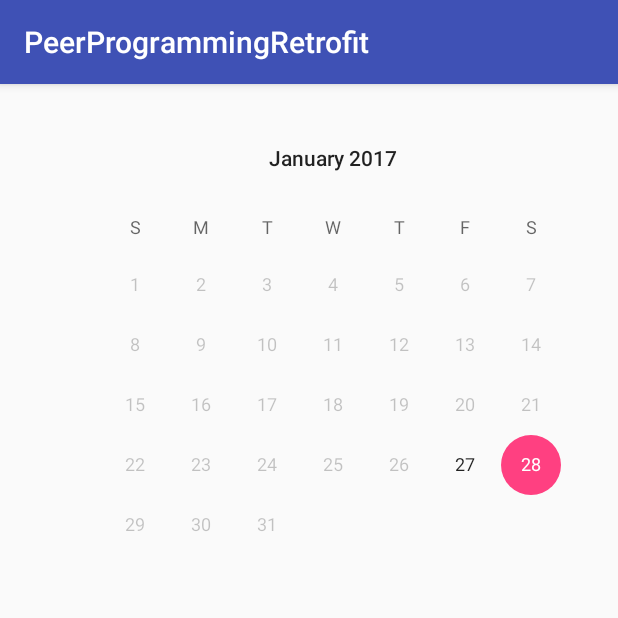
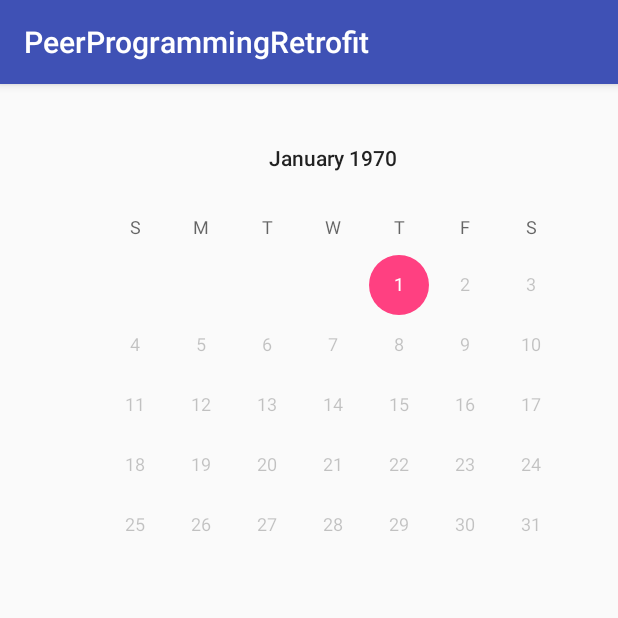
Before and after one commit to KingKongCoderr/NASA_APOD, an Android app: the CalendarActivity screen opened directly, with no data from a screen before it, on a phone screen of 412 x 824 dp, the top half of it. Run offline under Robolectric (Android 15) with nearby library versions, the phone set to English and light mode, and no system bars; 4 statements that could not run were skipped.

Commit message:
Added padding, placeholder for image

```diff
--- a/app/src/main/java/jaihind/gobblessamerica/peerprogrammingretrofit/Adapter/NasaAdapter.java
+++ b/app/src/main/java/jaihind/gobblessamerica/peerprogrammingretrofit/Adapter/NasaAdapter.java
@@ -45,7 +45,7 @@ public List<Nasa> list;
         holder.mdate_tv.setText(obj.getDate());
        // String url=obj.getHdurl();
         //Picasso.with(context).load(url).resize(300,300).into(holder.mimage_view);
-        Glide.with(context).load(obj.getHdurl()).into(holder.mimage_view);
+        Glide.with(context).load(obj.getHdurl()).placeholder(R.drawable.loading).into(holder.mimage_view);
         holder.mname_tv.setText(obj.getTitle());
        /* holder.mname_tv.setOnClickListener(new View.OnClickListener() {
             @Override
--- a/app/src/main/java/jaihind/gobblessamerica/peerprogrammingretrofit/CalendarActivity.java
+++ b/app/src/main/java/jaihind/gobblessamerica/peerprogrammingretrofit/CalendarActivity.java
@@ -6,22 +6,37 @@ import android.os.Bundle;
 import android.widget.CalendarView;
 
 import java.io.Serializable;
+import java.text.ParseException;
+import java.text.SimpleDateFormat;
 import java.util.Calendar;
+import java.util.Date;
 
 public class CalendarActivity extends AppCompatActivity {
 CalendarView mcalendarView;
-    int min_date=0;
+    String minimum_date="",maximum_date="";
 
     @Override
     protected void onCreate(Bundle savedInstanceState) {
         super.onCreate(savedInstanceState);
         setContentView(R.layout.activity_calendar);
         mcalendarView=(CalendarView)findViewById(R.id.calendarView);
-        min_date=getIntent().getIntExtra("minimum_date",0);
-        long decrease_time= (java.util.Calendar.getInstance().getTimeInMillis()-((min_date+1)*86400000));
+        minimum_date=getIntent().getStringExtra("minimum_date");
+        maximum_date=getIntent().getStringExtra("maximum_date");
+        SimpleDateFormat format= new SimpleDateFormat("yyyy-mm-dd");
+        long milli=0,milli1=0;
+        try {
+            Date dt=  format.parse(minimum_date);
+            Date dt1= format.parse(maximum_date);
+            milli= dt.getTime();
+            milli1= dt1.getTime();
+            //System.out.println(milli1);
+        } catch (ParseException e) {
+            e.printStackTrace();
+        }
+        //long decrease_time= (java.util.Calendar.getInstance().getTimeInMillis()-((min_date)*86400000));
        final Intent date_intent=new Intent(this,MainActivity.class);
-        mcalendarView.setMinDate(decrease_time);
-        mcalendarView.setMaxDate(java.util.Calendar.getInstance().getTimeInMillis());
+        mcalendarView.setMinDate(milli);
+        mcalendarView.setMaxDate(milli1);
 
         mcalendarView.setOnDateChangeListener(new CalendarView.OnDateChangeListener() {
             @Override
--- a/app/src/main/res/layout/cardviewitem.xml
+++ b/app/src/main/res/layout/cardviewitem.xml
@@ -13,7 +13,7 @@
         android:layout_alignParentStart="true"
         android:layout_gravity="center"
         card_view:cardElevation="10dp"
-        android:padding="10dp"
+        android:padding="8dp"
         card_view:cardUseCompatPadding="true">
 
         <RelativeLayout
@@ -24,6 +24,7 @@
                 android:layout_width="match_parent"
                 android:layout_height="wrap_content"
                 android:id="@+id/card_iv"
+                android:padding="4dp"
                 android:layout_alignParentTop="true"
                 android:layout_alignParentLeft="true"
                 android:layout_alignParentStart="true" />
@@ -31,6 +32,7 @@
                 android:layout_width="wrap_content"
                 android:layout_height="wrap_content"
                 android:id="@+id/date_tv"
+                android:padding="4dp"
                 android:layout_below="@id/card_iv"
                 android:layout_alignParentRight="true"
                  />
@@ -40,6 +42,7 @@
                 android:layout_width="wrap_content"
                 android:layout_height="wrap_content"
                 android:id="@+id/card_tv"
+                android:padding="4dp"
                 android:layout_below="@id/date_tv"/>
 
 
```
Also changed, not shown: app/src/main/java/jaihind/gobblessamerica/peerprogrammingretrofit/MainActivity.java (+32 -11 lines), app/src/main/res/drawable/bearcats.jpg (deleted), app/src/main/res/drawable/loading.jpg (added), 2 other files.
